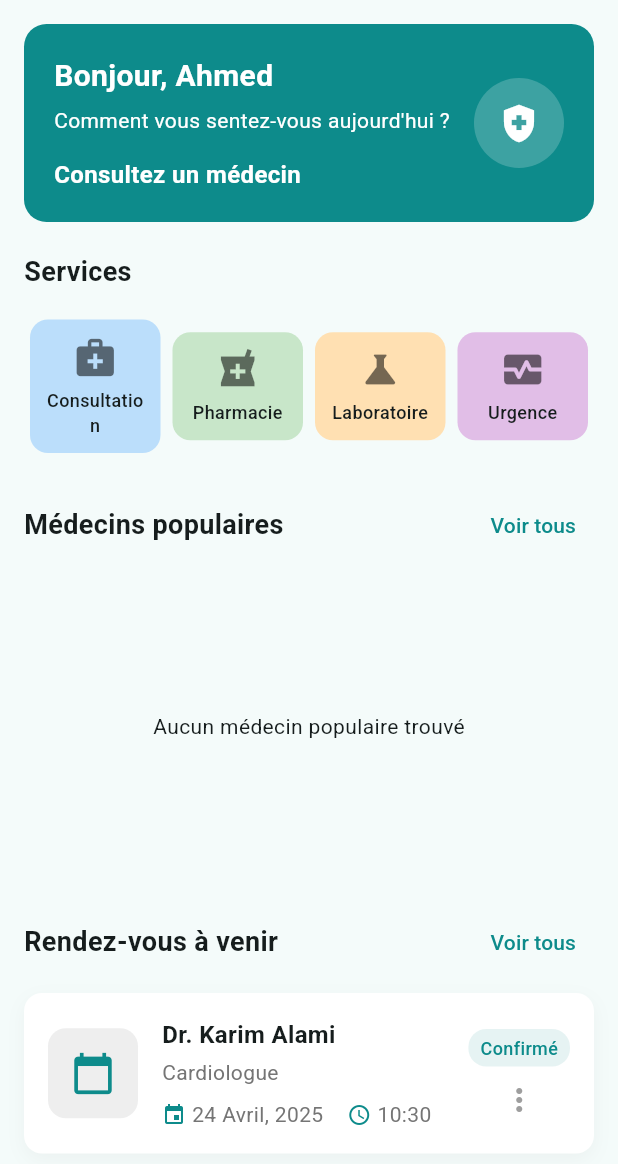
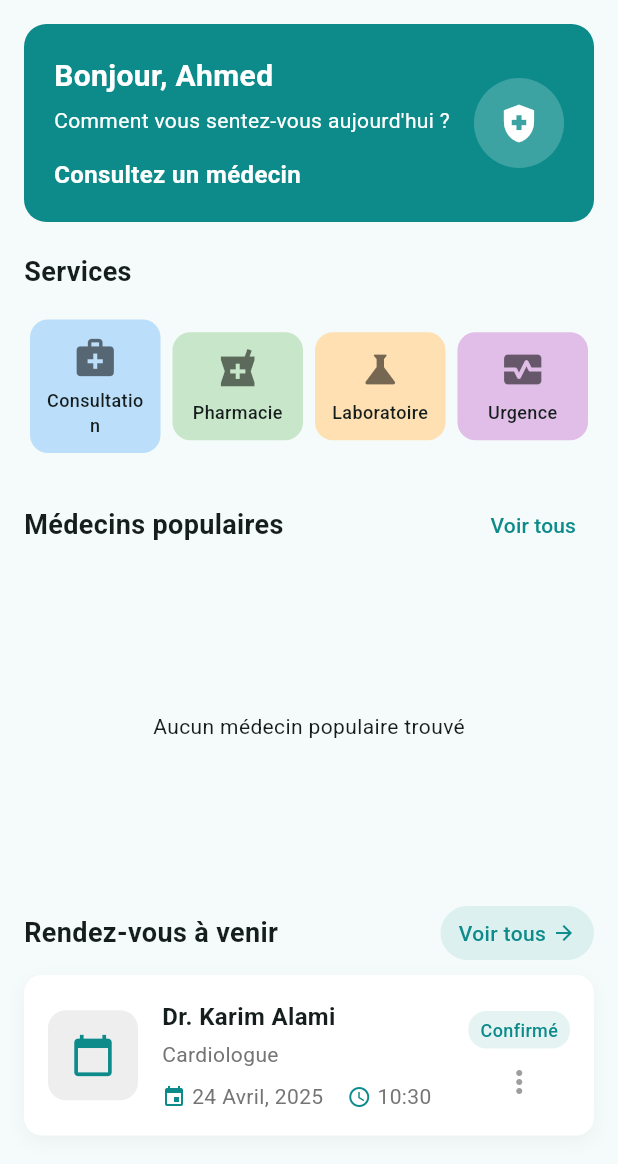
Before and after one commit to CHEIF03/AloDo0c, a Flutter app: the HomeTab widget shown alone on an empty page, opened directly, on a phone screen of 412 x 824 dp. Shown: the top 1164 px of the screen. Run offline on Flutter 3.47's test engine with Material 3 defaults, Android fonts, the light colour scheme and no system bars; our stand-ins replace cloud_firestore, firebase_auth, firebase_core, font_awesome_flutter, google_sign_in, share_plus and 2 more; missing offline and left inert: maps_launcher; accounts and stored records are empty.

Commit message:
add the final commit

```diff
--- a/lib/screens/home/home_tab.dart
+++ b/lib/screens/home/home_tab.dart
@@ -2,6 +2,7 @@ import 'package:flutter/material.dart';
 import 'package:cloud_firestore/cloud_firestore.dart';
 import '../InformationDoc/doctors_screen.dart';
 import '../InformationDoc/doctor_details_screen.dart';
+import '../rdv/appointments_screen.dart';
 
 class HomeTab extends StatelessWidget {
   const HomeTab({Key? key}) : super(key: key);
@@ -247,14 +248,44 @@ class HomeTab extends StatelessWidget {
                   fontWeight: FontWeight.bold,
                 ),
               ),
-              TextButton(
-                onPressed: () {
-                  // Voir tous les rendez-vous
-                },
-                child: const Text(
-                  'Voir tous',
-                  style: TextStyle(
-                    color: Color(0xFF0D8B8B),
+              Container(
+                decoration: BoxDecoration(
+                  color: const Color(0xFF0D8B8B).withOpacity(0.1),
+                  borderRadius: BorderRadius.circular(20),
+                ),
+                child: Material(
+                  color: Colors.transparent,
+                  child: InkWell(
+                    borderRadius: BorderRadius.circular(20),
+                    onTap: () {
+                      Navigator.push(
+                        context,
+                        MaterialPageRoute(
+                          builder: (context) => const AppointmentsScreen(),
+                        ),
+                      );
+                    },
+                    child: Padding(
+                      padding: const EdgeInsets.symmetric(horizontal: 12, vertical: 8),
+                      child: Row(
+                        mainAxisSize: MainAxisSize.min,
+                        children: const [
+                          Text(
+                            'Voir tous',
+                            style: TextStyle(
+                              color: Color(0xFF0D8B8B),
+                              fontWeight: FontWeight.w500,
+                            ),
+                          ),
+                          SizedBox(width: 4),
+                          Icon(
+                            Icons.arrow_forward,
+                            color: Color(0xFF0D8B8B),
+                            size: 16,
+                          ),
+                        ],
+                      ),
+                    ),
                   ),
                 ),
               ),
--- a/pubspec.yaml
+++ b/pubspec.yaml
@@ -30,7 +30,7 @@ environment:
 dependencies:
   flutter:
     sdk: flutter
-  intl: ^0.18.1
+  intl: ^0.19.0
   table_calendar: ^3.0.9
   flutter_localizations:
     sdk: flutter
@@ -61,10 +61,8 @@ dev_dependencies:
     sdk: flutter
 
   # Autres dépendances utiles
-  shared_preferences: ^2.1.1  # Pour stocker les préférences utilisateur
   http: ^0.13.6  # Pour les appels API
   provider: ^6.0.5  # Pour la gestion d'état
-
 
   # The "flutter_lints" package below contains a set of recommended lints to
   # encourage good coding practices. The lint set provided by the package is
```
Also changed, not shown: lib/main.dart (+16 -43 lines), lib/screens/home_screen.dart (+31 -5 lines), lib/screens/rdv/appointments_screen.dart (+33 -11 lines), pubspec.lock, 4 other files.
